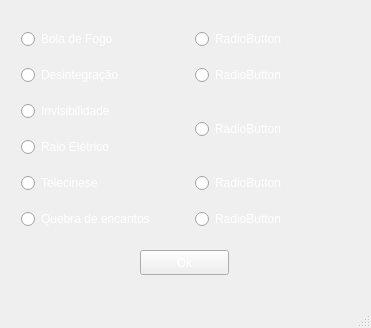
Before: the Qt Designer form bookmage.ui in miguelsrrobo/Tagmar, drawn with Qt 5.
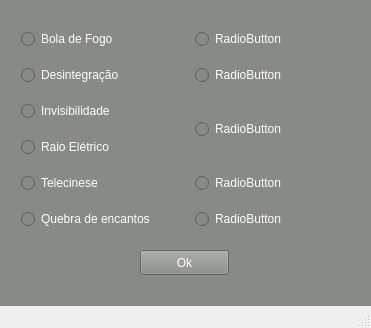
After: the same form once the commit is applied. Icons and pictures are not drawn.

What changed in the file:
```diff
--- a/bookmage.ui
+++ b/bookmage.ui
@@ -18,6 +18,9 @@
 color: rgb(255, 255, 255);</string>
   </property>
   <widget class="QWidget" name="centralwidget">
+   <property name="styleSheet">
+    <string notr="true">background-color: rgb(136, 138, 133);</string>
+   </property>
    <widget class="QPushButton" name="pushButton">
     <property name="geometry">
      <rect>
```
